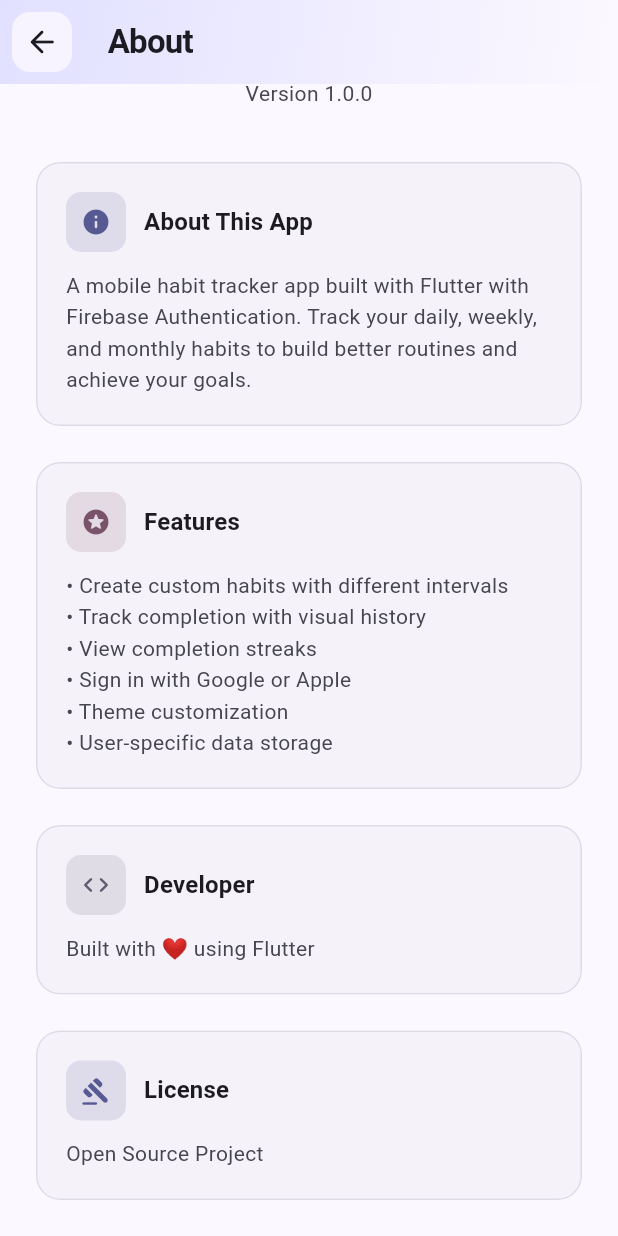
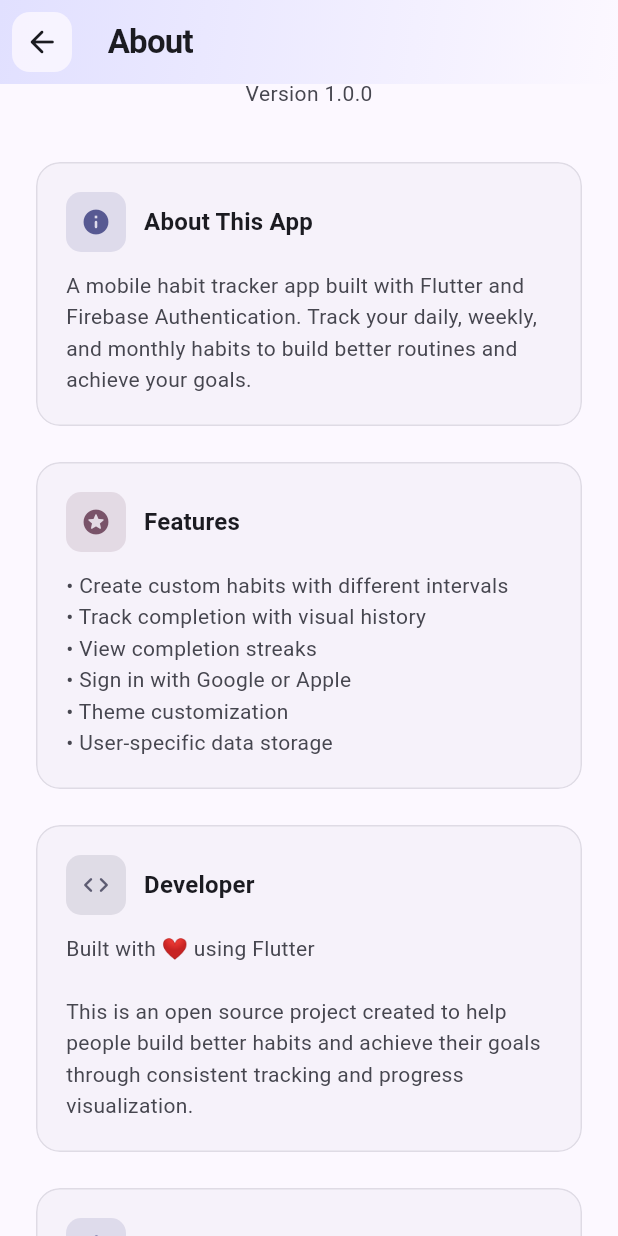
Before and after one commit to fahmed93/habits, a Flutter app: the AboutScreen screen opened directly, scrolled down 180 dp, on a phone screen of 412 x 824 dp. Run offline on Flutter 3.47's test engine with Material 3 defaults, Android fonts, the phone set to English and light mode, and no system bars; our stand-ins replace firebase_auth, firebase_core, google_sign_in, shared_preferences, sign_in_with_apple; accounts and stored records are empty.

Commit message:
Fix grammar and improve developer section based on code review
Co-authored-by: fahmed93 <4407704+fahmed93@users.noreply.github.com>

```diff
--- a/lib/screens/about_screen.dart
+++ b/lib/screens/about_screen.dart
@@ -87,7 +87,7 @@ class AboutScreen extends StatelessWidget {
             iconColor: Theme.of(context).colorScheme.primary,
             title: 'About This App',
             content:
-                'A mobile habit tracker app built with Flutter with Firebase Authentication. Track your daily, weekly, and monthly habits to build better routines and achieve your goals.',
+                'A mobile habit tracker app built with Flutter and Firebase Authentication. Track your daily, weekly, and monthly habits to build better routines and achieve your goals.',
           ),
           const SizedBox(height: 16),
 
@@ -112,7 +112,8 @@ class AboutScreen extends StatelessWidget {
             icon: Icons.code_rounded,
             iconColor: Theme.of(context).colorScheme.secondary,
             title: 'Developer',
-            content: 'Built with ❤️ using Flutter',
+            content: 'Built with ❤️ using Flutter\n\n'
+                'This is an open source project created to help people build better habits and achieve their goals through consistent tracking and progress visualization.',
           ),
           const SizedBox(height: 16),
 
```
Also changed, not shown: 1 other file.
